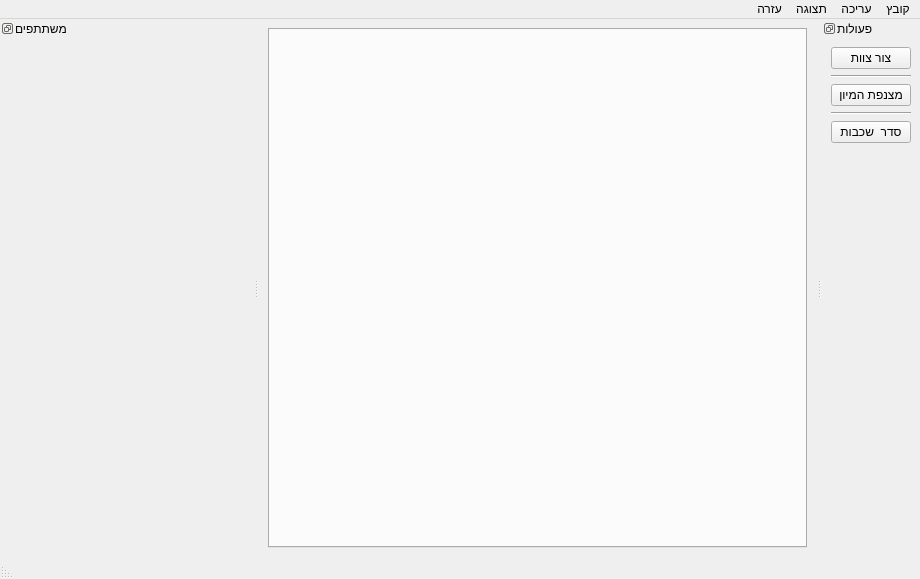
Old version of the form gui/resources/mainwindow.ui in the repository PillowTweezers/PurMyun.
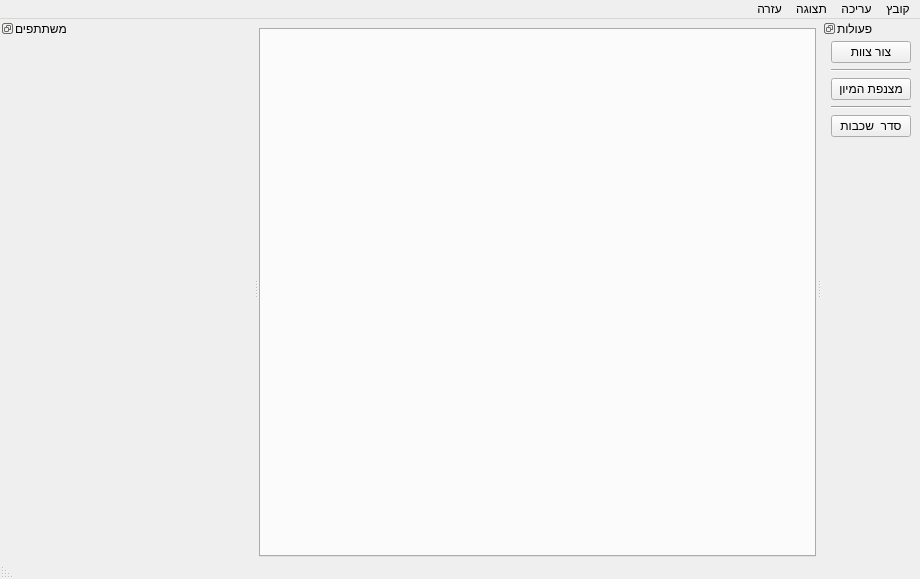
New version of the form. Icons and pictures are not drawn. Custom widgets are drawn as their Qt base class.

Commit message: Minimized margins in mainwindow

```diff
--- a/gui/resources/mainwindow.ui
+++ b/gui/resources/mainwindow.ui
@@ -27,6 +27,18 @@
     <string notr="true"/>
    </property>
    <layout class="QVBoxLayout" name="verticalLayout_3">
+    <property name="leftMargin">
+     <number>0</number>
+    </property>
+    <property name="topMargin">
+     <number>9</number>
+    </property>
+    <property name="rightMargin">
+     <number>0</number>
+    </property>
+    <property name="bottomMargin">
+     <number>0</number>
+    </property>
     <item>
      <widget class="QTabWidget" name="teamsTabWidget">
       <property name="currentIndex">
@@ -125,6 +137,9 @@
      <property name="spacing">
       <number>6</number>
      </property>
+     <property name="topMargin">
+      <number>3</number>
+     </property>
      <item>
       <widget class="QPushButton" name="createTeamBtn">
        <property name="styleSheet">
@@ -244,6 +259,9 @@
          <verstretch>0</verstretch>
         </sizepolicy>
        </property>
+       <property name="styleSheet">
+        <string notr="true"/>
+       </property>
       </widget>
      </item>
     </layout>
```
Left out of the diff: 4 changed lines with no effect on the pictures. The commit also changes 3 other files.
